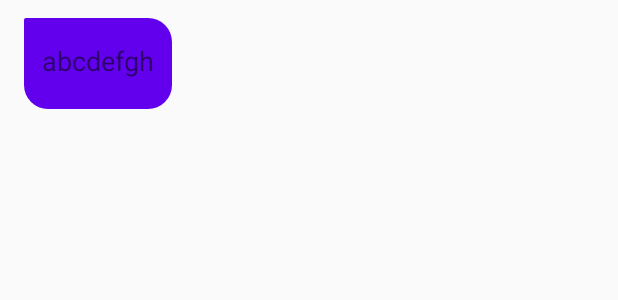
After one commit to ParvathiRPai/SmartPhoneApplication, an Android app: the layout bot_msg_layout.xml on its own in the app's theme, with its tools: preview values and no code run, on a phone screen of 412 x 824 dp. The commit adds this screen. Shown: the top 300 px of the screen. Run offline under Robolectric (Android 15) with nearby library versions, the phone set to English and light mode, and no system bars.

Commit message:
checkin chatbot connect to the dialogflow chat library

```diff
--- /dev/null
+++ b/app/src/main/res/drawable/bot_bg_bubble.xml
@@ -0,0 +1,5 @@
+<shape xmlns:android="http://schemas.android.com/apk/res/android"
+    android:shape="rectangle">
+    <solid android:color="@color/colorPrimary" />
+    <corners android:topLeftRadius="1dp" android:radius="16dp" />
+</shape>
--- /dev/null
+++ b/app/src/main/res/drawable/user_bg_bubble.xml
@@ -0,0 +1,5 @@
+<shape xmlns:android="http://schemas.android.com/apk/res/android"
+    android:shape="rectangle">
+    <solid android:color="@color/colorAccent" />
+    <corners android:topRightRadius="1dp" android:radius="16dp" />
+</shape>
--- /dev/null
+++ b/app/src/main/res/layout/bot_msg_layout.xml
@@ -0,0 +1,38 @@
+<?xml version="1.0" encoding="utf-8"?>
+<FrameLayout xmlns:android="http://schemas.android.com/apk/res/android"
+    android:layout_width="wrap_content"
+    android:layout_height="wrap_content"
+    android:layout_margin="8dp">
+
+    <LinearLayout
+        android:id="@+id/botMsgLayout"
+        android:layout_width="wrap_content"
+        android:layout_height="wrap_content"
+        android:layout_gravity="start|center_vertical"
+        android:layout_marginTop="4dp"
+        android:layout_marginBottom="4dp"
+        android:layout_marginEnd="16dp"
+        android:layout_marginStart="8dp"
+        android:background="@drawable/bot_bg_bubble"
+        android:gravity="start|center_vertical"
+        android:orientation="vertical">
+
+        <TextView
+            android:id="@+id/chatMsg"
+            android:layout_width="wrap_content"
+            android:layout_height="wrap_content"
+            android:layout_marginTop="4dp"
+            android:padding="12dp"
+            android:text="abcdefgh"
+            android:textSize="18sp" />
+
+        <FrameLayout
+            android:id="@+id/container"
+            android:layout_width="match_parent"
+            android:layout_height="wrap_content"
+            android:layout_marginTop="8dp">
+
+        </FrameLayout>
+
+    </LinearLayout>
+</FrameLayout>
--- a/app/src/main/res/values/ids.xml
+++ b/app/src/main/res/values/ids.xml
@@ -1,4 +1,8 @@
 <?xml version="1.0" encoding="utf-8"?>
 <resources>
     <item name="password" type="id"></item>
+    <item name="chatScrollView" type="id" />
+    <item name="chatLayout" type="id" />
+    <item name="sendBtn" type="id" />
+    <item name="queryEditText" type="id" />
 </resources>
--- a/gradle.properties
+++ b/gradle.properties
@@ -17,3 +17,4 @@ org.gradle.jvmargs=-Xmx2048m
 android.useAndroidX=true
 # Automatically convert third-party libraries to use AndroidX
 android.enableJetifier=true
+CLIENT_ACCESS_TOKEN="XXXXXXXXXXXXXXX"
```
Also changed, not shown: app/build.gradle (+36 -0 lines), app/src/main/java/bot/RequestJavaV2Task.java (added, +41 -0 lines), app/src/main/res/drawable/chatbot_send_btn.xml (added, +10 -0 lines), app/src/main/res/layout/user_msg_layout.xml (added, +38 -0 lines), app/src/main/res/raw/auth.json (added, +12 -0 lines).
